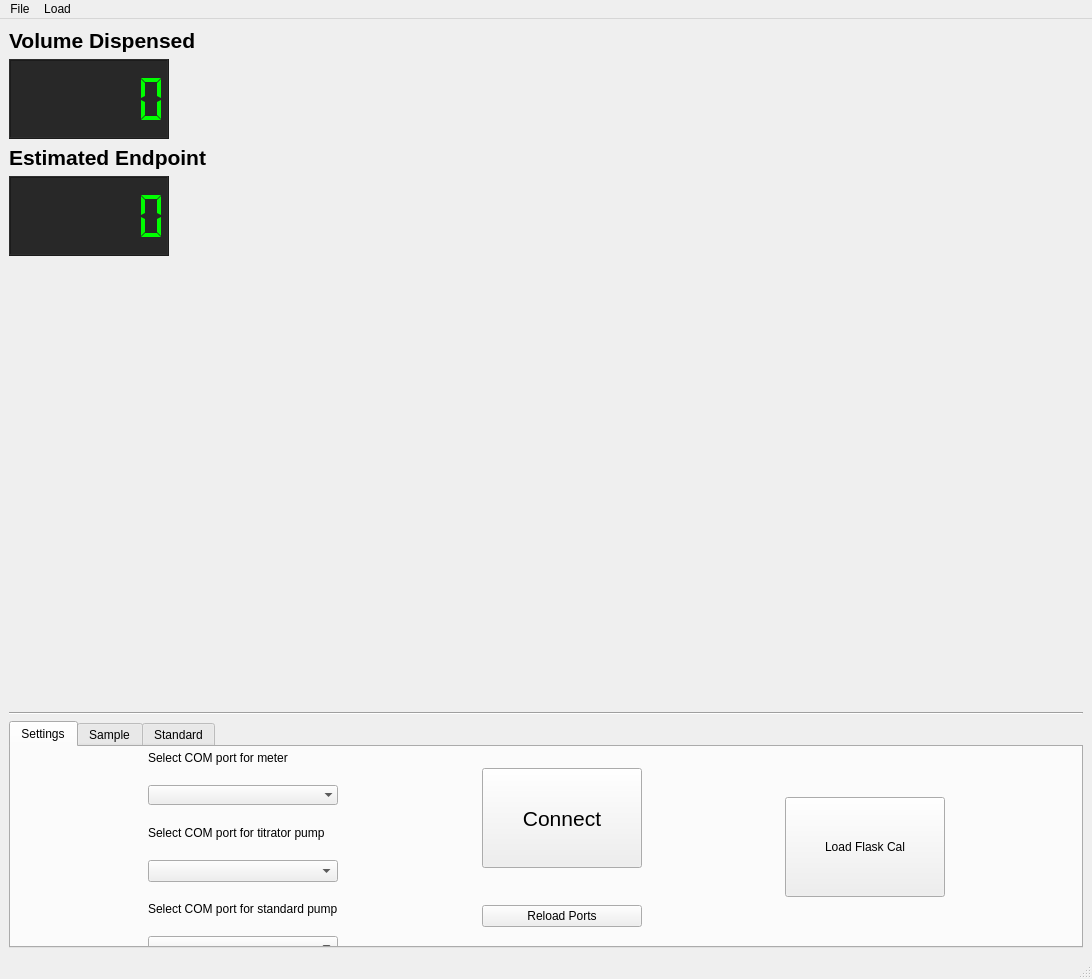
The window that src/main/python/winkler.ui (boom-lab/winkler-titrator) describes before a commit, drawn with Qt 5.
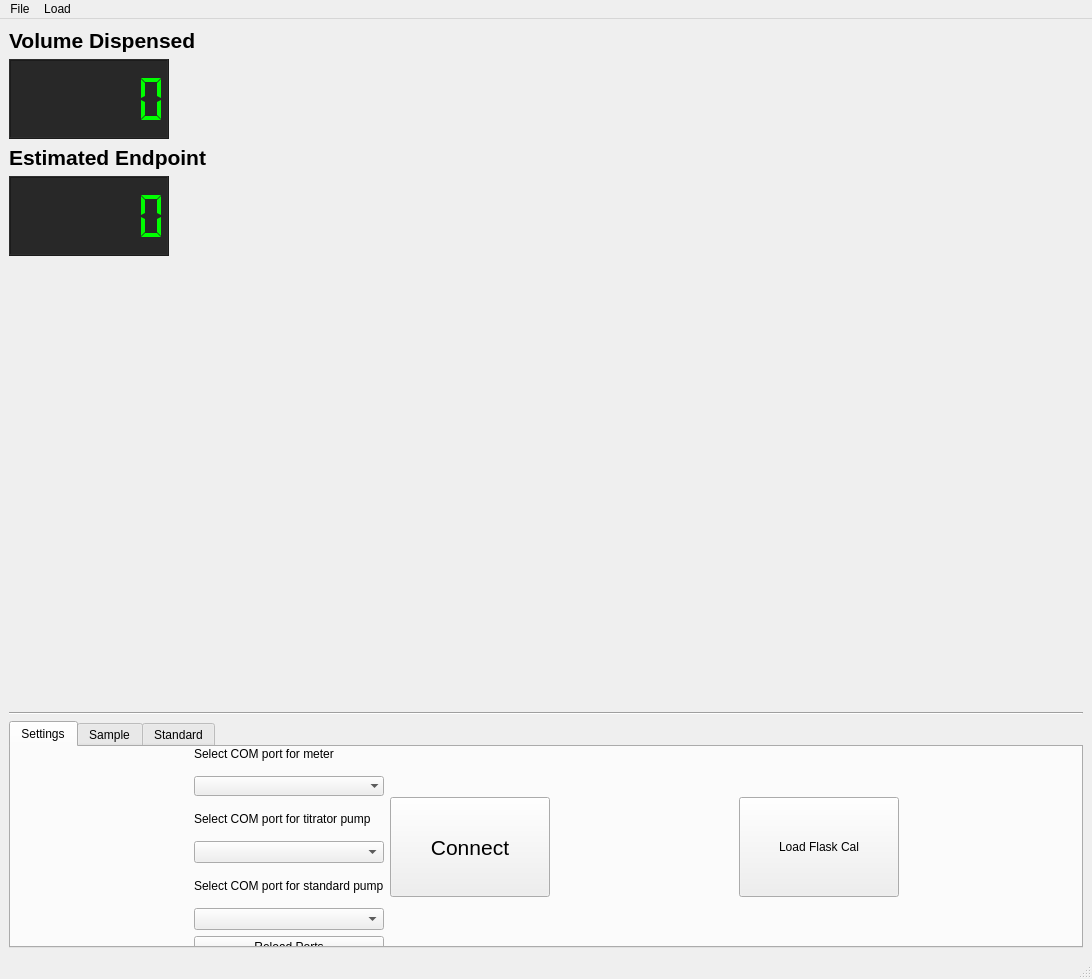
The same window after the commit. The open tabs and pages were chosen to show the change. Custom widgets are drawn as their Qt base class.

Patch:
```diff
--- a/src/main/python/winkler.ui
+++ b/src/main/python/winkler.ui
@@ -264,41 +264,6 @@
              <item>
               <widget class="QComboBox" name="comboBox_standard"/>
              </item>
-            </layout>
-           </item>
-           <item>
-            <spacer name="horizontalSpacer_4">
-             <property name="orientation">
-              <enum>Qt::Horizontal</enum>
-             </property>
-             <property name="sizeHint" stdset="0">
-              <size>
-               <width>40</width>
-               <height>20</height>
-              </size>
-             </property>
-            </spacer>
-           </item>
-           <item>
-            <layout class="QVBoxLayout" name="verticalLayout_5">
-             <item>
-              <widget class="QPushButton" name="pushButton_connect">
-               <property name="minimumSize">
-                <size>
-                 <width>160</width>
-                 <height>100</height>
-                </size>
-               </property>
-               <property name="font">
-                <font>
-                 <pointsize>16</pointsize>
-                </font>
-               </property>
-               <property name="text">
-                <string>Connect</string>
-               </property>
-              </widget>
-             </item>
              <item>
               <widget class="QPushButton" name="pushButton_reload">
                <property name="text">
@@ -308,6 +273,27 @@
              </item>
             </layout>
            </item>
+           <item>
+            <widget class="QPushButton" name="pushButton_connect">
+             <property name="minimumSize">
+              <size>
+               <width>160</width>
+               <height>100</height>
+              </size>
+             </property>
+             <property name="font">
+              <font>
+               <pointsize>16</pointsize>
+              </font>
+             </property>
+             <property name="text">
+              <string>Connect</string>
+             </property>
+            </widget>
+           </item>
+           <item>
+            <layout class="QVBoxLayout" name="verticalLayout_5"/>
+           </item>
            <item>
             <spacer name="horizontalSpacer_5">
              <property name="orientation">
```
Left out of the diff: 7 changed lines with no effect on the pictures.
